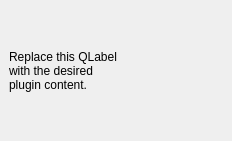
Before: the Qt Designer form nag_archmap_dockwidget_base.ui in dszrek/NAG_ArchMap, drawn with Qt 5.
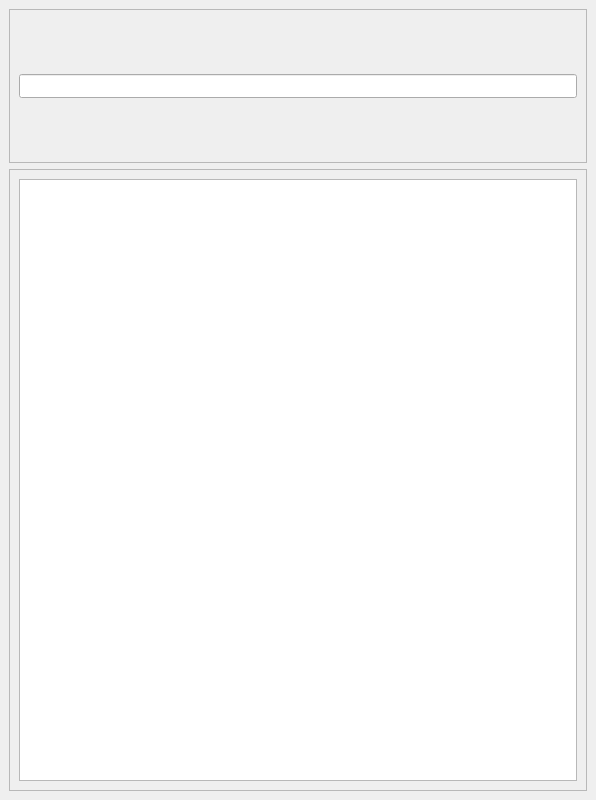
After: the same form once the commit is applied.

Commit message: Wstępna kompozycja ui

Patch:
```diff
--- a/nag_archmap_dockwidget_base.ui
+++ b/nag_archmap_dockwidget_base.ui
@@ -6,22 +6,68 @@
    <rect>
     <x>0</x>
     <y>0</y>
-    <width>232</width>
-    <height>141</height>
+    <width>596</width>
+    <height>800</height>
    </rect>
   </property>
+  <property name="minimumSize">
+   <size>
+    <width>592</width>
+    <height>780</height>
+   </size>
+  </property>
   <property name="windowTitle">
    <string>NAG_ArchMap</string>
   </property>
   <widget class="QWidget" name="dockWidgetContents">
-   <layout class="QGridLayout" name="gridLayout">
-    <item row="0" column="0">
-     <widget class="QLabel" name="label">
-      <property name="text">
-       <string>Replace this QLabel
-with the desired
-plugin content.</string>
+   <layout class="QVBoxLayout" name="verticalLayout">
+    <item>
+     <widget class="QFrame" name="frm_search">
+      <property name="sizePolicy">
+       <sizepolicy hsizetype="Expanding" vsizetype="Fixed">
+        <horstretch>0</horstretch>
+        <verstretch>0</verstretch>
+       </sizepolicy>
       </property>
+      <property name="minimumSize">
+       <size>
+        <width>0</width>
+        <height>154</height>
+       </size>
+      </property>
+      <property name="frameShape">
+       <enum>QFrame::StyledPanel</enum>
+      </property>
+      <property name="frameShadow">
+       <enum>QFrame::Raised</enum>
+      </property>
+      <layout class="QHBoxLayout" name="horizontalLayout">
+       <item>
+        <widget class="QLineEdit" name="search_edit">
+         <property name="minimumSize">
+          <size>
+           <width>0</width>
+           <height>24</height>
+          </size>
+         </property>
+        </widget>
+       </item>
+      </layout>
+     </widget>
+    </item>
+    <item>
+     <widget class="QFrame" name="frm_tv">
+      <property name="frameShape">
+       <enum>QFrame::StyledPanel</enum>
+      </property>
+      <property name="frameShadow">
+       <enum>QFrame::Raised</enum>
+      </property>
+      <layout class="QVBoxLayout" name="verticalLayout_2">
+       <item>
+        <widget class="QTableView" name="tv_dok"/>
+       </item>
+      </layout>
      </widget>
     </item>
    </layout>
```
